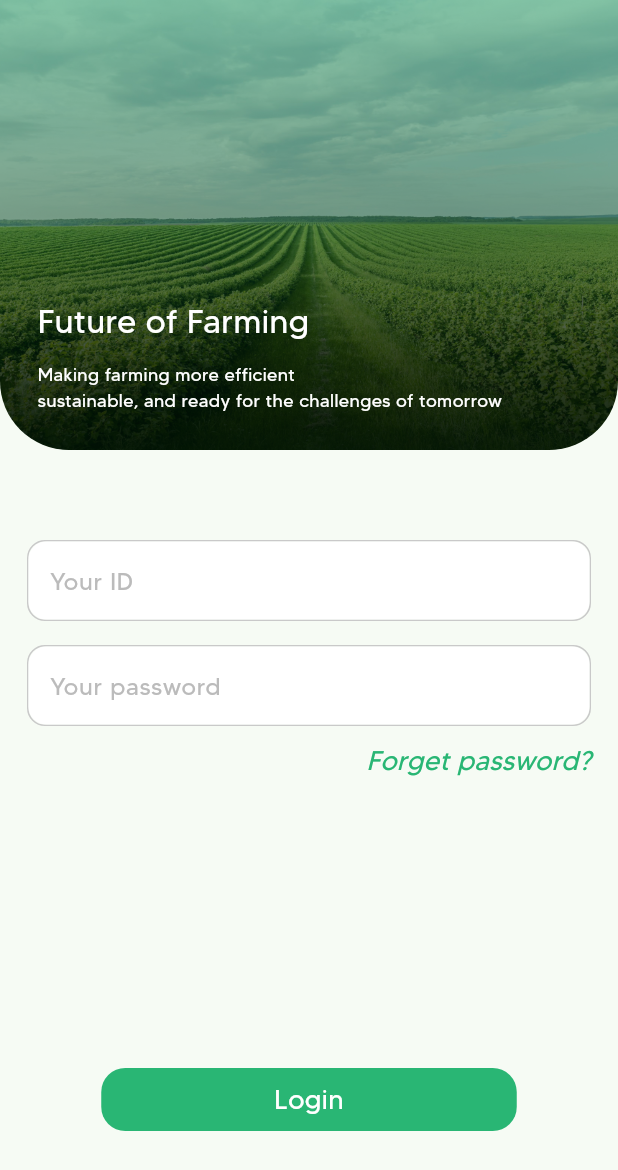
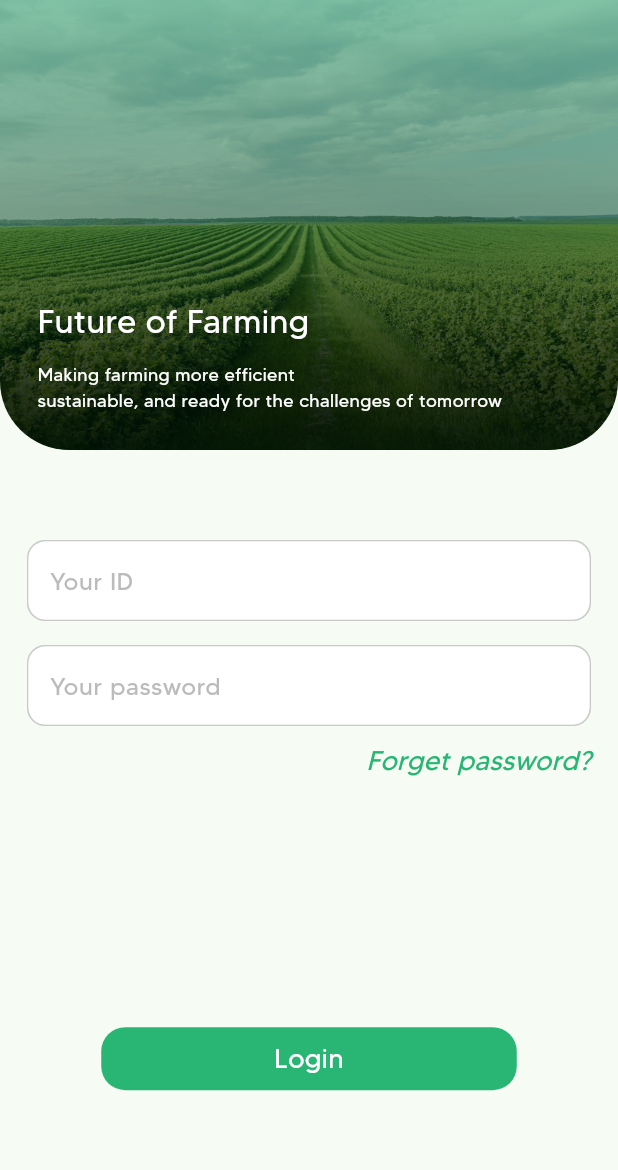
Before and after one commit to tyncmn/agrocoda-mobile, a Flutter app: the LoginView screen opened by its route, on a phone screen of 412 x 824 dp. Shown: the top 1170 px of the screen. Run offline on Flutter 3.47's test engine with Material 3 defaults, Android fonts, the phone set to English and light mode, and no system bars; our stand-ins replace auto_route, flutter_riverpod, flutter_svg.

Commit message:
some bugs fixed

```diff
--- a/lib/router/auto_router.dart
+++ b/lib/router/auto_router.dart
@@ -15,10 +15,11 @@ class AppRouter extends $AppRouter {
   List<AutoRoute> get routes => <AutoRoute>[
         AutoRoute(
           page: EntryRoute.page,
+          initial: true,
         ),
         AutoRoute(
           page: MainRoute.page,
-          initial: true,
+          //initial: true,
           path: '/main',
           children: [
             AutoRoute(
--- a/lib/view/entry_view.dart
+++ b/lib/view/entry_view.dart
@@ -34,6 +34,7 @@ class EntryView extends StatelessWidget {
               ),
               const Spacer(),
               CustomButton(
+                width: 220,
                 title: 'Get Started',
                 onTap: () => context.router.replaceNamed('/login'),
               ),
--- a/lib/view/login_view.dart
+++ b/lib/view/login_view.dart
@@ -24,7 +24,9 @@ class _LoginViewState extends State<LoginView> {
   @override
   Widget build(BuildContext context) {
     return Scaffold(
-      body: Column(
+      resizeToAvoidBottomInset: true,
+      body: SingleChildScrollView(
+        child: Column(
           children: [
             Container(
               height: 300,
@@ -48,7 +50,8 @@ class _LoginViewState extends State<LoginView> {
                   const Spacer(),
                   Text(
                     'Future of Farming',
-                  style: context.largerTextStyle.copyWith(color: Colors.white),
+                    style:
+                        context.largerTextStyle.copyWith(color: Colors.white),
                   ),
                   const SizedBox(height: 12),
                   Text(
@@ -90,7 +93,9 @@ class _LoginViewState extends State<LoginView> {
                 ],
               ),
             ),
-          const Spacer(),
+            SizedBox(
+              height: context.dynamicHeight(0.2),
+            ),
             CustomButton(
               title: 'Login',
               onTap: () => context.router.replaceNamed('/main'),
@@ -103,6 +108,7 @@ class _LoginViewState extends State<LoginView> {
             const SizedBox(height: 70),
           ],
         ),
+      ),
     );
   }
 }
```
Lines whose indentation alone changed are shown as unchanged.
